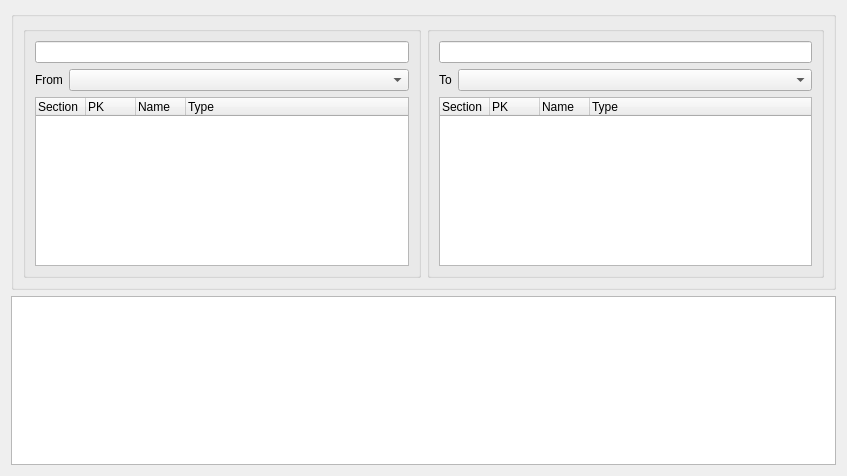
Qt form TableComparisonForm.ui (fritzone/ddm) before a commit.
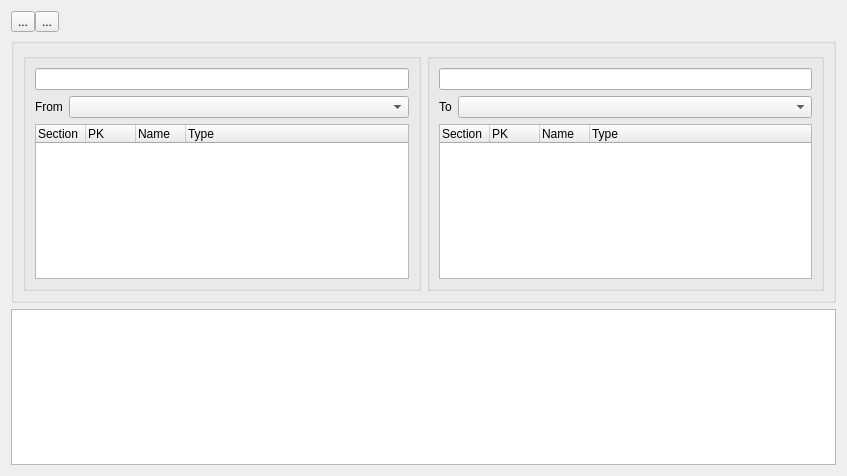
The same form after that commit. Icons and pictures are not drawn.

```diff
--- a/TableComparisonForm.ui
+++ b/TableComparisonForm.ui
@@ -14,6 +14,72 @@
    <string>Form</string>
   </property>
   <layout class="QVBoxLayout" name="verticalLayout_3">
+   <item>
+    <layout class="QHBoxLayout" name="horizontalLayout_15">
+     <property name="spacing">
+      <number>0</number>
+     </property>
+     <item>
+      <widget class="QToolButton" name="btnSave">
+       <property name="maximumSize">
+        <size>
+         <width>24</width>
+         <height>24</height>
+        </size>
+       </property>
+       <property name="toolTip">
+        <string>Save SQL to a file</string>
+       </property>
+       <property name="statusTip">
+        <string>Save SQL to a file</string>
+       </property>
+       <property name="text">
+        <string>...</string>
+       </property>
+       <property name="icon">
+        <iconset resource="dbm.qrc">
+         <normaloff>:/images/actions/images/actions/filesave.png</normaloff>:/images/actions/images/actions/filesave.png</iconset>
+       </property>
+      </widget>
+     </item>
+     <item>
+      <widget class="QToolButton" name="btnInject">
+       <property name="maximumSize">
+        <size>
+         <width>24</width>
+         <height>24</height>
+        </size>
+       </property>
+       <property name="toolTip">
+        <string>Inject this SQL to a database and create the structures defined</string>
+       </property>
+       <property name="statusTip">
+        <string>Inject this SQL to a database and create the structures defined</string>
+       </property>
+       <property name="text">
+        <string>...</string>
+       </property>
+       <property name="icon">
+        <iconset resource="dbm.qrc">
+         <normaloff>:/images/actions/images/small/database.png</normaloff>:/images/actions/images/small/database.png</iconset>
+       </property>
+      </widget>
+     </item>
+     <item>
+      <spacer name="horizontalSpacer_4">
+       <property name="orientation">
+        <enum>Qt::Horizontal</enum>
+       </property>
+       <property name="sizeHint" stdset="0">
+        <size>
+         <width>40</width>
+         <height>20</height>
+        </size>
+       </property>
+      </spacer>
+     </item>
+    </layout>
+   </item>
    <item>
     <widget class="QGroupBox" name="groupBox">
      <property name="title">
```
Left out of the diff: 4 changed lines with no effect on the pictures.
